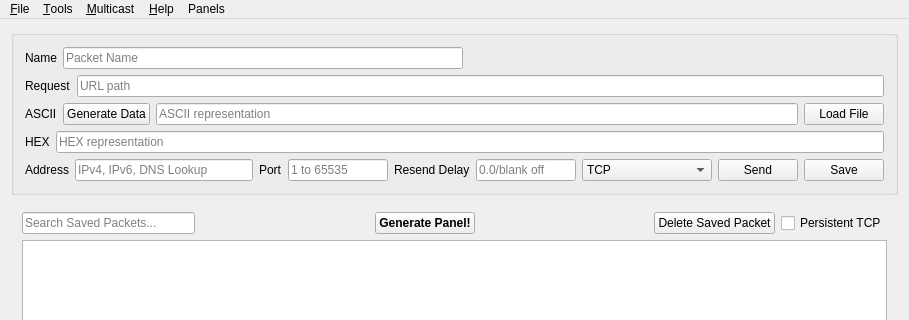
First picture: the form in src/mainwindow.ui, repository dannagle/PacketSender, before the edit; both pictures show x 0 to 909 and y 0 to 320 of the 909 by 746 pixel window.
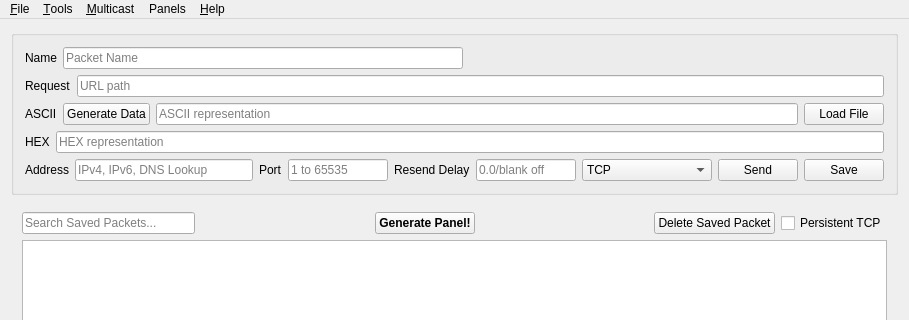
Second picture: the form after the edit. Icons and pictures are not drawn.

Commit message: do not pop release notes prompt for older versions

```diff
--- a/src/mainwindow.ui
+++ b/src/mainwindow.ui
@@ -561,8 +561,8 @@
    <addaction name="menuFile"/>
    <addaction name="menuTools"/>
    <addaction name="menuMulitcast"/>
-   <addaction name="menuHelp"/>
    <addaction name="menuPanels"/>
+   <addaction name="menuHelp"/>
   </widget>
   <widget class="QStatusBar" name="statusBar"/>
   <action name="actionExit">
```
The commit also changes 1 other file.
